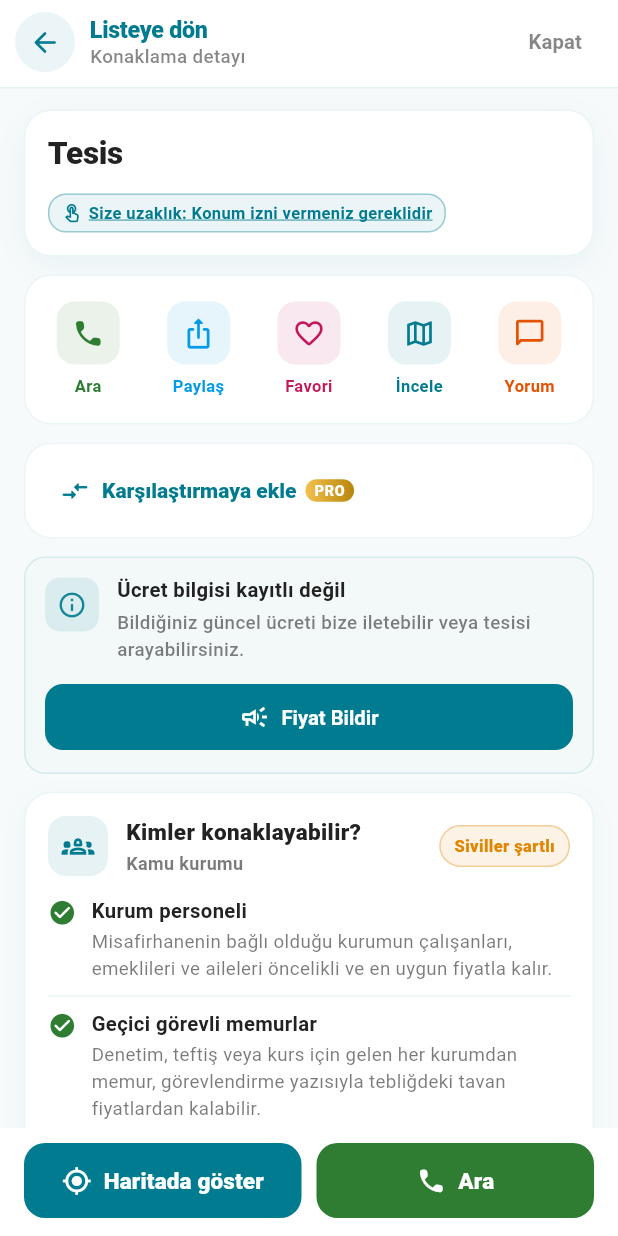
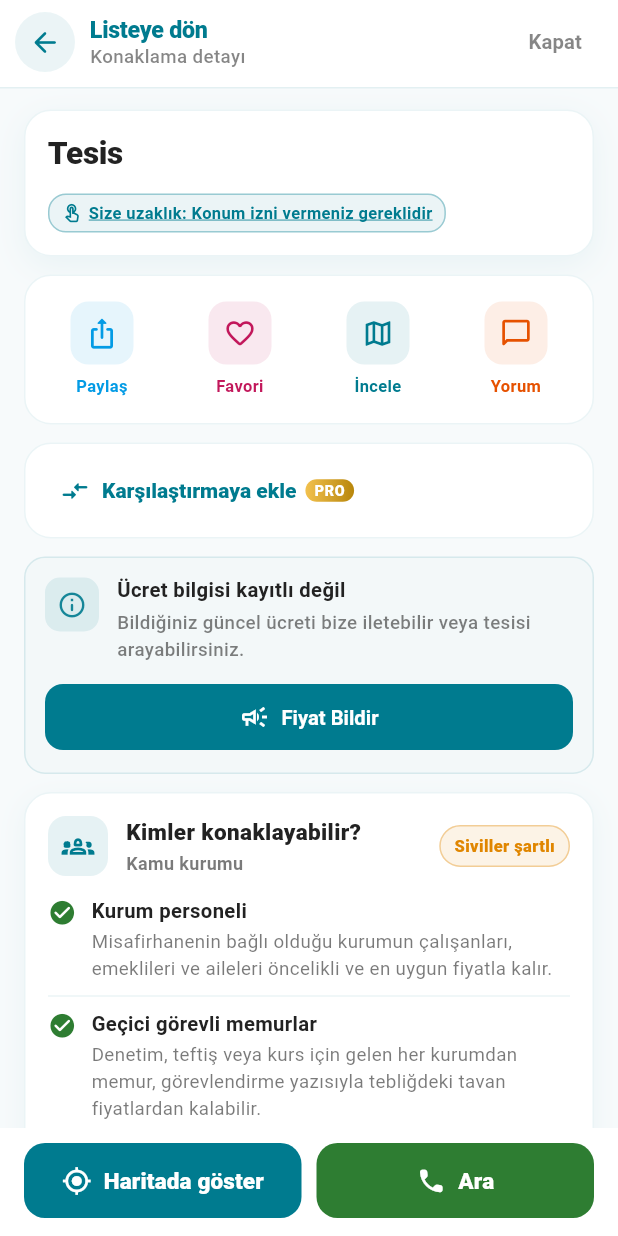
Before and after one commit to Serdarza/rotalink_flutter, a Flutter app: the FacilityDetailCard widget shown alone on an empty page, opened directly with empty values, on a phone screen of 412 x 824 dp. Run offline on Flutter 3.47's test engine with Material 3 defaults, Android fonts, the phone set to English and light mode, and no system bars; our stand-ins replace cloud_firestore, connectivity_plus, firebase_analytics, firebase_core, firebase_messaging, firebase_remote_config and 15 more; missing offline and left inert: flutter_map_marker_popup, in_app_purchase_android, workmanager; accounts and stored records are empty; network calls fail; statements that could not run were skipped.

Commit message:
feat(ui): remove duplicate call action from facility card header row
Co-authored-by: Cursor <cursoragent@cursor.com>

```diff
--- a/lib/widgets/facility_detail_card.dart
+++ b/lib/widgets/facility_detail_card.dart
@@ -288,12 +288,6 @@ class FacilityDetailCard extends StatelessWidget {
                     child: Row(
                       children: [
                         _DetailAction(
-                          icon: Icons.call_rounded,
-                          color: const Color(0xFF2E7D32),
-                          label: 'Ara',
-                          onTap: onCall,
-                        ),
-                        _DetailAction(
                           icon: Icons.ios_share_rounded,
                           color: const Color(0xFF039BE5),
                           label: 'Paylaş',
```
